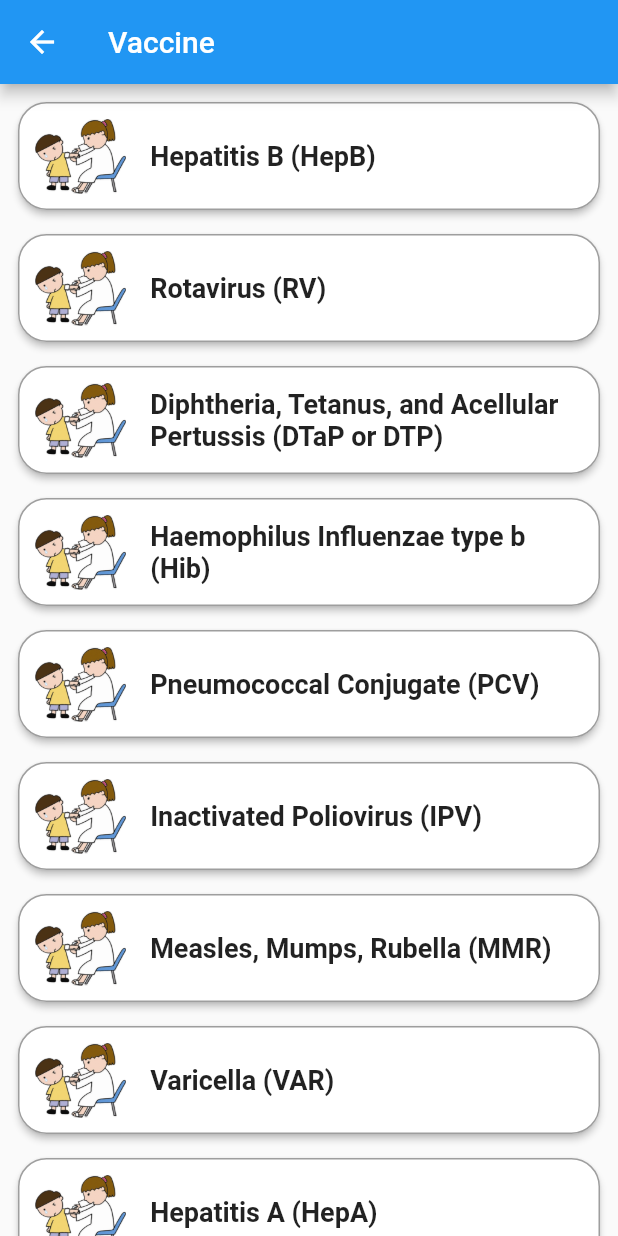
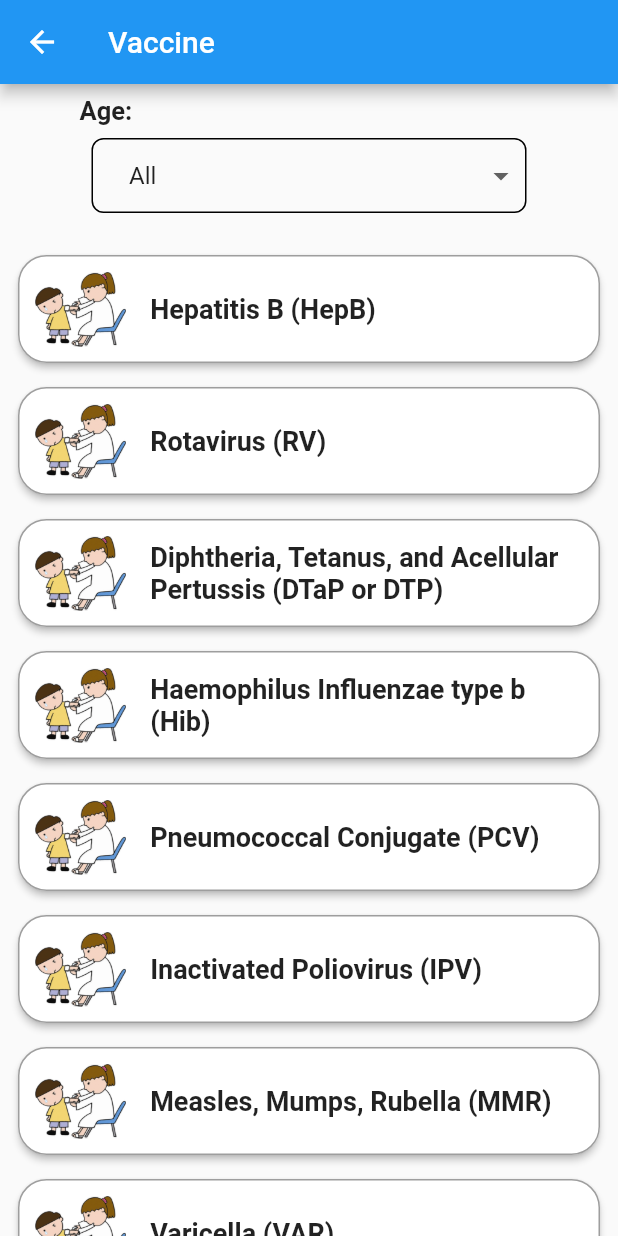
Before and after one commit to heetkheni/SSIP, a Flutter app: the VaccineList screen opened directly, on a phone screen of 412 x 824 dp. Run offline on Flutter 3.47's test engine with Material 2 defaults, Android fonts, the phone set to English and light mode, and no system bars; our stand-ins replace badges, carousel_slider, cloud_firestore, firebase_auth, firebase_core, firebase_messaging and 8 more; missing offline and left inert: dart:ffi; accounts and stored records are empty.

Commit message:
vaccine filter added

```diff
--- a/lib/data/vaccineData.dart
+++ b/lib/data/vaccineData.dart
@@ -9,6 +9,7 @@ List<Map<String, dynamic>> vaccineList = [
       {'doseNumber': 2, 'time': '1-2 months'},
       {'doseNumber': 3, 'time': '6 months'},
     ],
+    'age': '1-2 Months',
     'detailedUse':
         'The Hepatitis B vaccine is administered to protect against the Hepatitis B virus, a serious liver infection. Administered in three doses, starting at birth, its a crucial part of childhood immunization programs.'
   },
@@ -18,6 +19,7 @@ List<Map<String, dynamic>> vaccineList = [
         'Prevent Rotavirus infections, a common cause of severe diarrhea in infants.',
     'totalDoses': 2, // RV1 (2-dose series); RV5 (3-dose series)
     'marketPriceInRupees': 150,
+    'age': '4 Months',
     'doseDetails': [
       {'doseNumber': 1, 'time': '2 months (RV5: 2 months, RV1: 6 weeks)'},
       {'doseNumber': 2, 'time': '4 months (RV5: 4 months, RV1: 4 weeks)'},
@@ -31,6 +33,7 @@ List<Map<String, dynamic>> vaccineList = [
         'Protect against Diphtheria, Tetanus (Lockjaw), and Pertussis (Whooping Cough).',
     'totalDoses': 5,
     'marketPriceInRupees': 220,
+    'age': '1-2 Months',
     'doseDetails': [
       {'doseNumber': 1, 'time': '2 months'},
       {'doseNumber': 2, 'time': '4 months'},
@@ -47,6 +50,7 @@ List<Map<String, dynamic>> vaccineList = [
         'Prevent infections caused by the bacterium Haemophilus influenzae type b.',
     'totalDoses': 4,
     'marketPriceInRupees': 190,
+    'age': '6 Months',
     'doseDetails': [
       {'doseNumber': 1, 'time': '2 months'},
       {'doseNumber': 2, 'time': '4 months'},
@@ -66,6 +70,7 @@ List<Map<String, dynamic>> vaccineList = [
         'Guard against infections caused by the bacterium Streptococcus pneumoniae.',
     'totalDoses': 4,
     'marketPriceInRupees': 210,
+    'age': '7-11 Months',
     'doseDetails': [
       {'doseNumber': 1, 'time': '2 months'},
       {'doseNumber': 2, 'time': '4 months'},
@@ -80,6 +85,7 @@ List<Map<String, dynamic>> vaccineList = [
     'shortUsage': 'Protect against Polio, a highly infectious viral disease.',
     'totalDoses': 4,
     'marketPriceInRupees': 190,
+    'age': '1 Years',
     'doseDetails': [
       {'doseNumber': 1, 'time': '2 months'},
       {'doseNumber': 2, 'time': '4 months'},
@@ -94,6 +100,7 @@ List<Map<String, dynamic>> vaccineList = [
     'shortUsage': 'Prevent Measles, Mumps, and Rubella (German Measles).',
     'totalDoses': 2,
     'marketPriceInRupees': 170,
+    'age': '2-3 Years',
     'doseDetails': [
       {'doseNumber': 1, 'time': '12-15 months'},
       {'doseNumber': 2, 'time': '4-6 years'},
@@ -107,6 +114,7 @@ List<Map<String, dynamic>> vaccineList = [
         'Guard against Chickenpox, a highly contagious viral infection.',
     'totalDoses': 2,
     'marketPriceInRupees': 180,
+    'age': '4-6 Years',
     'doseDetails': [
       {'doseNumber': 1, 'time': '12-15 months'},
       {'doseNumber': 2, 'time': '4-6 years'},
@@ -119,6 +127,7 @@ List<Map<String, dynamic>> vaccineList = [
     'shortUsage': 'Prevent Hepatitis A, a viral infection affecting the liver.',
     'totalDoses': 2,
     'marketPriceInRupees': 200,
+    'age': '2-3 Months',
     'doseDetails': [
       {'doseNumber': 1, 'time': '12-23 months'},
       {'doseNumber': 2, 'time': '6-18 months after dose 1'},
@@ -132,6 +141,7 @@ List<Map<String, dynamic>> vaccineList = [
         'Boost immunity against Tetanus, Diphtheria, and Pertussis in older children and adults.',
     'totalDoses': 1,
     'marketPriceInRupees': 150,
+    'age': '1-2 Months',
     'doseDetails': [
       {'doseNumber': 1, 'time': '11-12 years'},
     ],
@@ -144,6 +154,7 @@ List<Map<String, dynamic>> vaccineList = [
         'Protect against certain types of HPV that can cause cervical cancer.',
     'totalDoses': '2 or 3 (depending on the age at the first dose)',
     'marketPriceInRupees': 250,
+    'age': '13-18 Years',
     'doseDetails': [
       {'doseNumber': 1, 'time': '11-12 years'},
       {'doseNumber': 2, 'time': '6-12 months after dose 1'},
@@ -162,6 +173,7 @@ List<Map<String, dynamic>> vaccineList = [
         'Guard against Meningococcal disease, a severe bacterial infection.',
     'totalDoses': '2 doses (sometimes a booster at age 16)',
     'marketPriceInRupees': 230,
+    'age': '11-12 Years',
     'doseDetails': [
       {'doseNumber': 1, 'time': '11-12 years'},
       {'doseNumber': 2, 'time': '16 years (booster dose, if needed)'},
--- a/lib/screens/vaccine_screen.dart
+++ b/lib/screens/vaccine_screen.dart
@@ -1,18 +1,46 @@
 import 'package:flutter/material.dart';
 import 'package:arogya_mitra/data/vaccineData.dart';
 
-class VaccineList extends StatelessWidget {
+class VaccineList extends StatefulWidget {
+  @override
+  State<VaccineList> createState() => _VaccineListState();
+}
+
+class _VaccineListState extends State<VaccineList> {
+  String selectedAge = "All";
+
+  List<String> age = ['All', '1-2 Months', '4 Months', '6 Months', '7-11 Months', '1 Years', '2-3 Years', '11-12 Years', '13-18 Years'];
+
   @override
   Widget build(BuildContext context) {
+    List<Map<String, dynamic>> filteredages = vaccineList.where((age) => (selectedAge == "All" || age['age'] == selectedAge)).toList();
     return Scaffold(
       appBar: AppBar(
         title: Text('Vaccine'),
       ),
-      body: ListView(
+      body: Column(
+        children: [
+          Padding(
+            padding: const EdgeInsets.all(8.0),
+            child: buildDropdownButton(selectedAge, age, (String? newValue) {
+              setState(() {
+                selectedAge = newValue!;
+              });
+            }, 'Age:'),
+          ),
+          Expanded(
+            child: filteredages.isEmpty
+                ? Center(
+                    child: Text(
+                      'There are no such health care centers...',
+                      style: TextStyle(fontSize: 19, fontWeight: FontWeight.w500),
+                    ),
+                  )
+                : ListView(
                     children: List.generate(
-          vaccineList.length,
+                      filteredages.length,
                       (index) {
-            final vaccine = vaccineList[index];
+                        final vaccine = filteredages[index];
                         return GestureDetector(
                           onTap: () {
                             Navigator.push(
@@ -26,6 +54,9 @@ class VaccineList extends StatelessWidget {
                         );
                       },
                     ),
+                  ),
+          ),
+        ],
       ),
     );
   }
@@ -154,14 +185,13 @@ class VaccineDetailsPage extends StatelessWidget {
                   children: [
                     RowText(title: 'Usage: ', desc: '${vaccine['shortUsage']}'),
                     const SizedBox(height: 7),
-                    RowText(
-                        title: 'Total Doses: ',
-                        desc: '${vaccine['totalDoses']}'),
+                    RowText(title: 'Total Doses: ', desc: '${vaccine['totalDoses']}'),
+                    const SizedBox(height: 7),
+                    RowText(title: 'Age: ', desc: '${vaccine['age']}'),
                     const SizedBox(height: 7),
                     RowText(title: 'Dose Details: '),
                     Column(
-                      children:
-                          (vaccine['doseDetails'] as List).map<Widget>((dose) {
+                      children: (vaccine['doseDetails'] as List).map<Widget>((dose) {
                         return RowText(
                           title: '\t\t\t\t\t\t\t\tDose ${dose['doseNumber']}: ',
                           desc: '${dose['time']}',
@@ -169,9 +199,7 @@ class VaccineDetailsPage extends StatelessWidget {
                       }).toList(),
                     ),
                     const SizedBox(height: 7),
-                    RowText(
-                        title: 'Detailed Use: ',
-                        desc: '${vaccine['detailedUse']}'),
+                    RowText(title: 'Detailed Use: ', desc: '${vaccine['detailedUse']}'),
                   ],
                 ),
               ),
@@ -181,6 +209,52 @@ class VaccineDetailsPage extends StatelessWidget {
       ),
     );
   }
+}
+
+Widget buildDropdownButton(String value, List<String> items, Function(String?) onChanged, String category) {
+  return Column(
+    crossAxisAlignment: CrossAxisAlignment.start,
+    children: [
+      Text(
+        category,
+        style: TextStyle(fontSize: 17, fontWeight: FontWeight.bold),
+      ),
+      Padding(
+        padding: const EdgeInsets.all(8.0),
+        child: Container(
+          width: 290,
+          decoration: BoxDecoration(
+            border: Border.all(color: Colors.black),
+            borderRadius: BorderRadius.circular(8),
+          ),
+          child: Row(
+            children: [
+              Expanded(
+                child: DropdownButtonHideUnderline(
+                  child: ButtonTheme(
+                    alignedDropdown: true,
+                    child: DropdownButton<String>(
+                      value: value,
+                      onChanged: onChanged,
+                      items: items.map<DropdownMenuItem<String>>((String value) {
+                        return DropdownMenuItem<String>(
+                          value: value,
+                          child: Padding(
+                            padding: const EdgeInsets.symmetric(horizontal: 8),
+                            child: Text(value),
+                          ),
+                        );
+                      }).toList(),
+                    ),
+                  ),
+                ),
+              ),
+            ],
+          ),
+        ),
+      ),
+    ],
+  );
 }
 
 // ignore: must_be_immutable
```
Lines whose indentation alone changed are shown as unchanged.
